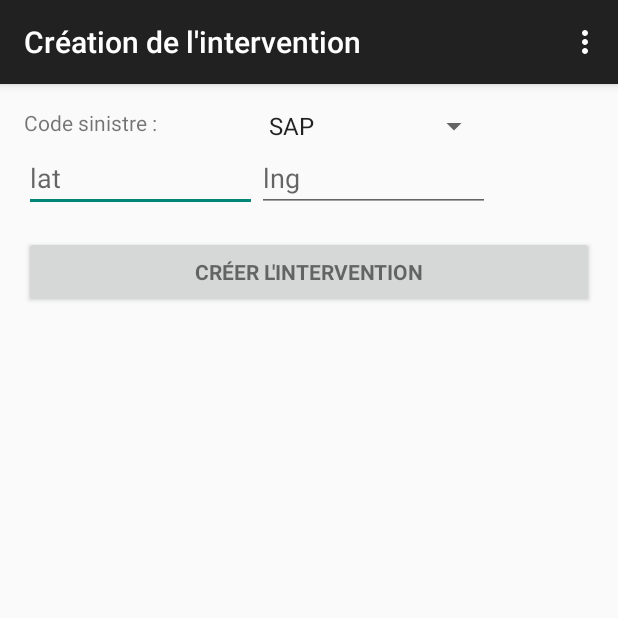
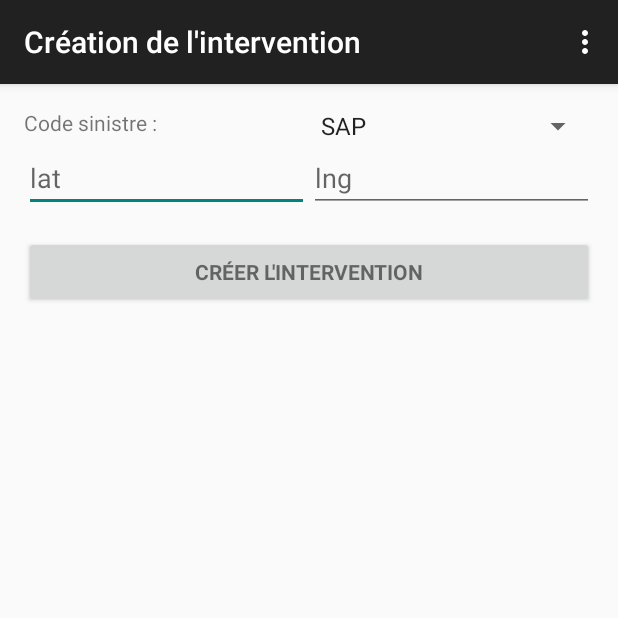
Before and after one commit to IsticGLA/SIT, an Android app: the InterventionActivity screen opened directly, with no data from a screen before it, on a phone screen of 412 x 824 dp, the top half of it. Run offline under Robolectric (Android 15) with nearby library versions, the phone set to English and light mode, and no system bars.

Commit message:
Add: adjust text filds

```diff
--- a/Flerjeco/app/src/main/res/layout/activity_intervention.xml
+++ b/Flerjeco/app/src/main/res/layout/activity_intervention.xml
@@ -29,7 +29,9 @@ android:paddingTop="@dimen/activity_vertical_margin" tools:context="istic.gla.gr
 
             <TextView android:id="@+id/CodeSinistreLabel" android:layout_width="155dp"
                 android:layout_height="match_parent" android:hint="lat"
-                android:text="Code sinistre : " android:singleLine="true" />
+                android:text="Code sinistre : " android:singleLine="true"
+                android:layout_weight="0.5"
+                android:layout_gravity="" />
 
             <Spinner
                 android:hint="code sinistre"
@@ -37,6 +39,7 @@ android:paddingTop="@dimen/activity_vertical_margin" tools:context="istic.gla.gr
                 android:layout_height="match_parent"
                 android:id="@+id/CodeSinistreSpinner"
                 android:entries="@array/code"
+                android:layout_weight="0.5"
                 android:spinnerMode="dialog"/>
         </LinearLayout>
 
@@ -48,10 +51,12 @@ android:paddingTop="@dimen/activity_vertical_margin" tools:context="istic.gla.gr
 
             <EditText android:id="@+id/lat" android:layout_width="155dp"
                 android:layout_height="match_parent" android:hint="lat"
+                android:layout_weight="0.5"
                 android:maxLines="1" android:singleLine="true" />
 
             <EditText android:id="@+id/lng" android:layout_width="155dp"
                 android:layout_height="match_parent" android:hint="lng"
+                android:layout_weight="0.5"
                 android:maxLines="1" android:singleLine="true" />
         </LinearLayout>
         <Button android:id="@+id/intervention_button" style="?android:textAppearanceSmall"
```
